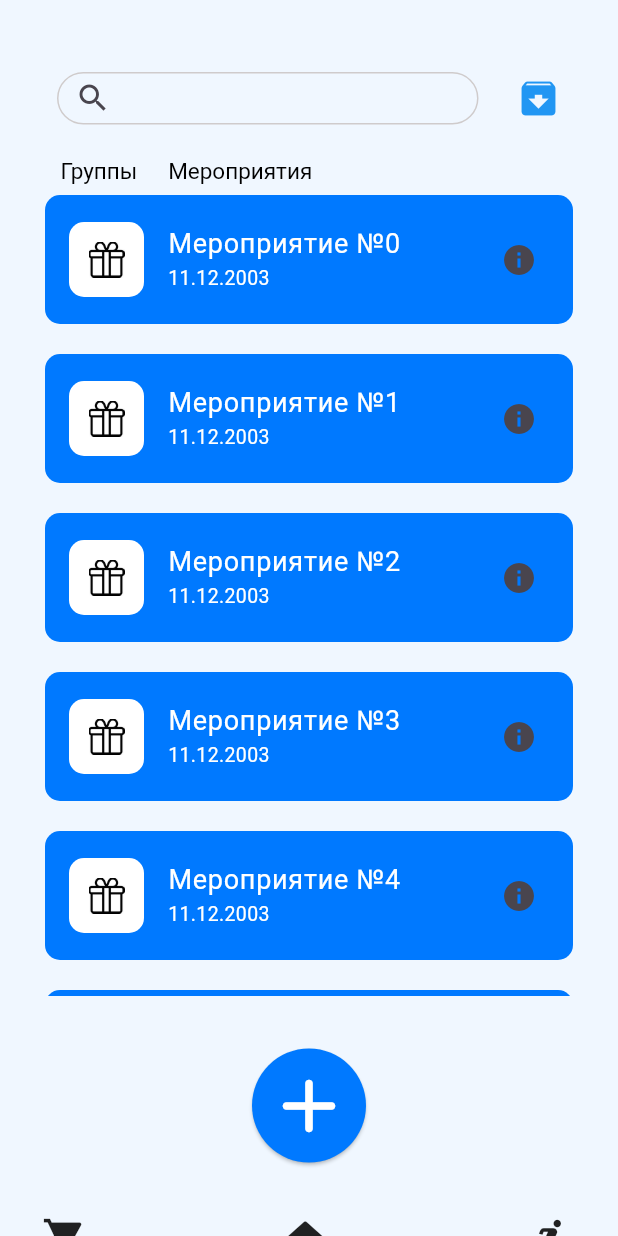
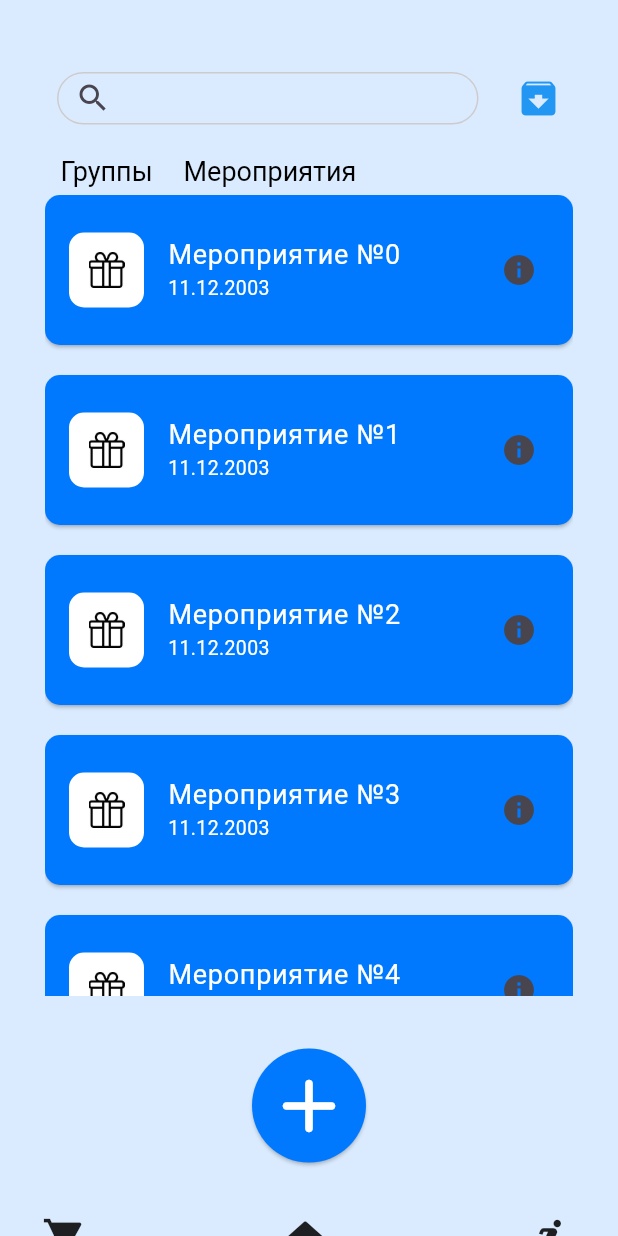
Before and after one commit to WasTeime/tally_up, a Flutter app: the EventsScreen screen opened by its route, on a phone screen of 412 x 824 dp. Run offline on Flutter 3.47's test engine with Material 2 defaults, Android fonts, the phone set to English and light mode, and no system bars; our stand-ins replace bloc, equatable, firebase_auth, firebase_core, flutter_bloc, get_it and 3 more; accounts and stored records are empty; Roboto replaces fonts that are missing (Rubik).

Commit message:
Немного упростил страничку мероприятий

```diff
--- a/lib/src/core/router.dart
+++ b/lib/src/core/router.dart
@@ -7,8 +7,8 @@ import 'package:tally_up/src/features/auth/presentation/pages/PinVerifyScreen.da
 import 'package:tally_up/src/features/groups_list/presentation/EventsScreen.dart';
 import 'package:tally_up/src/features/groups_list/presentation/pages/GroupScreen.dart';
 
-  final authBloc = SignInBloc();
-  final router = GoRouter(initialLocation: '/groupe', routes: [
+final authBloc = SignInBloc();
+final router = GoRouter(initialLocation: '/groupe', routes: [
   GoRoute(path: '/', builder: (context, state) => const HomePage()),
   GoRoute(
     path: '/login',
@@ -30,6 +30,6 @@ import 'package:tally_up/src/features/groups_list/presentation/pages/GroupScreen
       path: '/groupe',
       builder: (context, state) {
         return BlocProvider<SignInBloc>.value(
-            value: authBloc, child: GroupScreen());
+            value: authBloc, child: EventsScreen());
       }),
 ]);
--- a/lib/src/core/widgets/ButtomAdd.dart
+++ b/lib/src/core/widgets/ButtomAdd.dart
@@ -12,12 +12,12 @@ class ButtonAdd extends StatelessWidget {
         onPressed: () {},
         style: ElevatedButton.styleFrom(
           shape: const CircleBorder(),
-          padding: const EdgeInsets.all(10),
+          padding: const EdgeInsets.all(8),
           backgroundColor: const Color(0xFF0079FF), // <-- Button color
           foregroundColor: Colors.blue, // <-- Splash color
         ),
         child: const Icon(
-          Icons.add,
+          Icons.add_rounded,
           color: Colors.white,
           size: 60,
         ),
--- a/lib/src/features/groups_list/presentation/EventsScreen.dart
+++ b/lib/src/features/groups_list/presentation/EventsScreen.dart
@@ -1,4 +1,5 @@
 import 'package:flutter/material.dart';
+import 'package:tally_up/src/core/widgets/view.dart';
 
 class EventsScreen extends StatefulWidget {
   const EventsScreen({super.key});
@@ -18,80 +19,17 @@ class _EventsScreenState extends State<EventsScreen> {
             child: Container(
               padding: const EdgeInsets.only(top: 40, left: 30, right: 30),
               height: 75,
-              child: Row(
-                mainAxisAlignment: MainAxisAlignment
-                    .spaceBetween, // Выравнивание элементов по горизонтали
+              child: const Row(
+                mainAxisAlignment: MainAxisAlignment.spaceBetween,
                 children: [
-                  Flexible(
-                    child: TextField(
-                      decoration: InputDecoration(
-                        prefixIcon: const Icon(Icons.search),
-                        fillColor: Colors.white,
-                        enabledBorder: const OutlineInputBorder(
-                          borderRadius: BorderRadius.all(Radius.circular(40)),
-                          borderSide: BorderSide(
-                            color: Color.fromRGBO(207, 203, 203, 0.989),
-                            width: 1,
-                          ),
-                        ),
-                        focusedBorder: OutlineInputBorder(
-                          borderRadius: BorderRadius.circular(40),
-                          borderSide: const BorderSide(
-                            color: Colors.blue,
-                            width: 3,
-                          ),
-                        ),
-                        hintStyle: const TextStyle(color: Color(0xFFD3E8FF)),
-                      ),
-                    ),
-                  ),
-                  const SizedBox(width: 25),
-                  const Icon(
+                  SearchBarWidget(),
+                  SizedBox(width: 25),
+                  Icon(
                     Icons.archive,
                     size: 30,
                     color: Colors.blue,
                   ),
                 ],
-              ),
-            ),
-          ),
-        ],
-      ),
-    );
-  }
-
-  Widget _groupeEvents() {
-    return Container(
-      margin: const EdgeInsets.only(left: 30, right: 30, top: 90),
-      child: Row(
-        children: [
-          TextButton(
-            style: TextButton.styleFrom(
-              textStyle: const TextStyle(fontSize: 20),
-            ),
-            onPressed: () {},
-            child: const Text(
-              'Группы',
-              style: TextStyle(
-                fontFamily: 'Rubik',
-                fontSize: 15,
-                color: Colors.black,
-                decoration: TextDecoration.none,
-              ),
-            ),
-          ),
-          TextButton(
-            style: TextButton.styleFrom(
-              textStyle: const TextStyle(fontSize: 20),
-            ),
-            onPressed: () {},
-            child: const Text(
-              'Мероприятия',
-              style: TextStyle(
-                fontFamily: 'Rubik',
-                fontSize: 15,
-                color: Colors.black,
-                decoration: TextDecoration.none,
               ),
             ),
           ),
@@ -106,13 +44,14 @@ class _EventsScreenState extends State<EventsScreen> {
       child: ListView.builder(
         itemCount: 10,
         itemBuilder: (context, i) {
-          return Container(
-            height: 86,
+          return Card(
             margin: const EdgeInsets.only(bottom: 20),
-            decoration: BoxDecoration(
             color: Color(0xFF0079FF),
-              borderRadius: BorderRadius.circular(10), // Круглые края
-            ),
+            shape:
+                RoundedRectangleBorder(borderRadius: BorderRadius.circular(10)),
+            child: SizedBox(
+              width: 300,
+              height: 100,
               child: Align(
                 alignment: Alignment.center,
                 child: ListTile(
@@ -125,7 +64,7 @@ class _EventsScreenState extends State<EventsScreen> {
                       borderRadius: BorderRadius.circular(10),
                     ),
                     child: Container(
-                    decoration: BoxDecoration(
+                      decoration: const BoxDecoration(
                         image: DecorationImage(
                           image: AssetImage(
                             "assets/images/events1.png",
@@ -137,18 +76,19 @@ class _EventsScreenState extends State<EventsScreen> {
                   ),
                   title: Text(
                     'Мероприятие №$i',
-                  style: TextStyle(
+                    style: const TextStyle(
                       fontFamily: 'Rubik',
                       fontSize: 18,
                       color: Colors.white,
                     ), // Иконка "подробнее"
                   ),
-                subtitle: Text(
+                  subtitle: const Text(
                     '11.12.2003',
                     style: TextStyle(
                         fontSize: 13, fontFamily: 'Rubik', color: Colors.white),
                   ),
                   trailing: Icon(Icons.info), // Иконка "подробнее"
+                ),
               ),
             ),
           );
@@ -157,63 +97,16 @@ class _EventsScreenState extends State<EventsScreen> {
     );
   }
 
-  Widget _buttonPlus(void func()) {
-    return Container(
-      margin: const EdgeInsets.only(top: 650),
-      child: Center(
-          child: ElevatedButton(
-        onPressed: () {},
-        style: ElevatedButton.styleFrom(
-          shape: const CircleBorder(),
-          padding: const EdgeInsets.all(8),
-          backgroundColor: const Color(0xFF0079FF), // <-- Button color
-          foregroundColor: Colors.blue, // <-- Splash color
-        ),
-        child: const Icon(
-          Icons.add_rounded,
-          color: Colors.white,
-          size: 60,
-        ),
-      )),
-    );
-  }
-
-  Widget _NovigIcons() {
-    return Container(
-      margin: const EdgeInsets.only(left: 13, right: 13, top: 810),
-      padding: const EdgeInsets.only(left: 15, right: 20),
-      width: 680,
-      height: 60,
-      child: const Row(
-        mainAxisAlignment: MainAxisAlignment.spaceBetween,
-        children: [
-          Icon(
-            Icons.shopping_cart,
-            size: 30,
-          ),
-          Icon(
-            Icons.home_rounded,
-            size: 30,
-          ),
-          Icon(
-            Icons.accessible_forward_sharp,
-            size: 30,
-          ),
-        ],
-      ),
-    );
-  }
-
   Widget build(BuildContext context) {
     return Scaffold(
-        backgroundColor: const Color(0xFFf0f7ff),
+        backgroundColor: Color.fromARGB(255, 218, 235, 255),
         body: Stack(
           children: [
+            GroupeAndEvents(),
             _backGround(),
-            _groupeEvents(),
             _events(),
-            _buttonPlus(() {}),
-            _NovigIcons(),
+            ButtonAdd(),
+            NavigIconsBar()
           ],
         ));
   }
--- a/lib/src/features/groups_list/presentation/pages/GroupScreen.dart
+++ b/lib/src/features/groups_list/presentation/pages/GroupScreen.dart
@@ -78,7 +78,6 @@ class _GroupScreenState extends State<GroupScreen> {
 
   Widget build(BuildContext context) {
     return Scaffold(
-      backgroundColor: Color.fromARGB(255, 218, 235, 255),
       body: Stack(
         children: [
           _backGround(),
```
Lines whose indentation alone changed are shown as unchanged.
